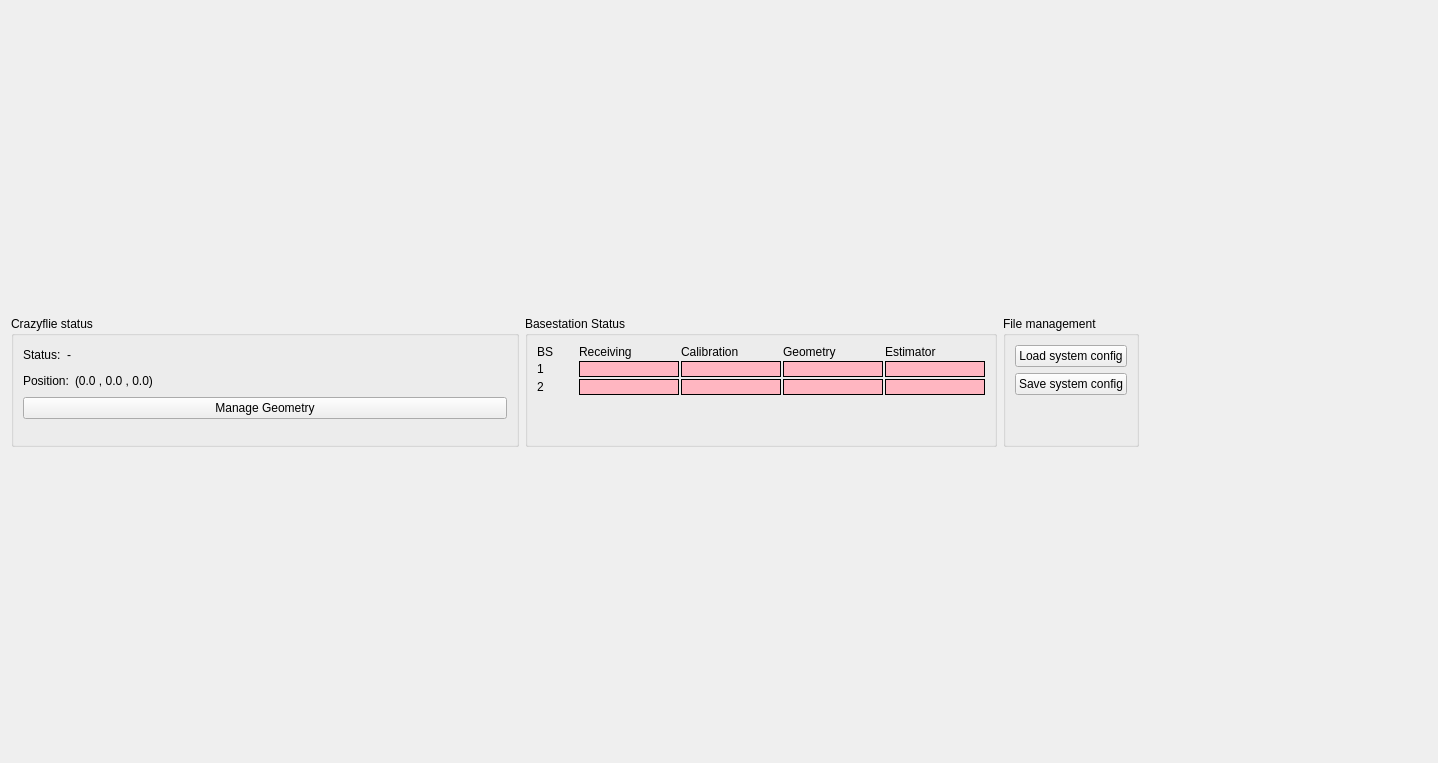
This is src/cfclient/ui/tabs/lighthouse_tab.ui in bitcraze/crazyflie-clients-python as Qt 5 draws it before an edit. The edited form follows.
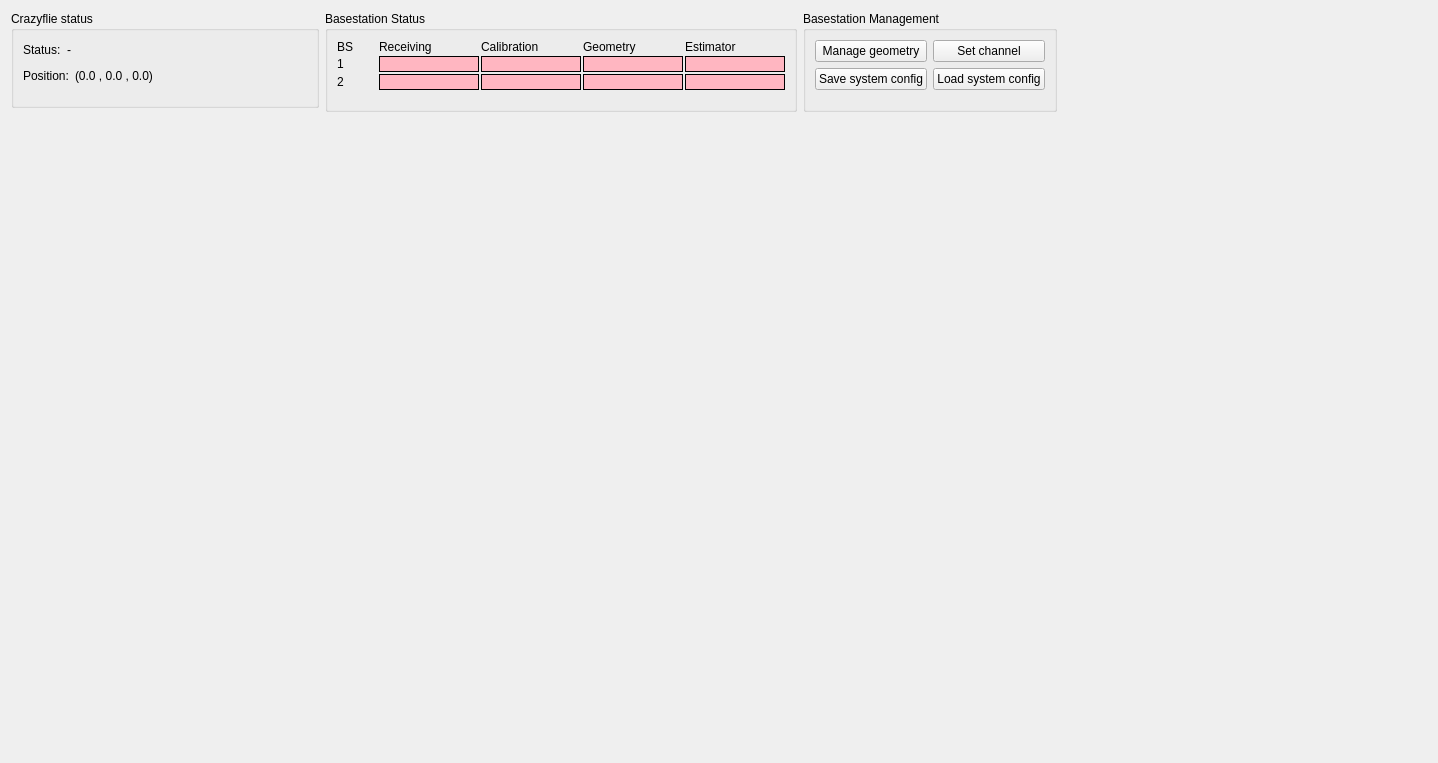
This is the edited form.

Commit message: #468 added basestation channel config dialog and some cleanup

```diff
--- a/src/cfclient/ui/tabs/lighthouse_tab.ui
+++ b/src/cfclient/ui/tabs/lighthouse_tab.ui
@@ -30,6 +30,8 @@
           <enum>QLayout::SetDefaultConstraint</enum>
          </property>
          <item>
+          <layout class="QVBoxLayout" name="verticalLayout_7">
+           <item alignment="Qt::AlignTop">
           <widget class="QGroupBox" name="groupBox_4">
            <property name="sizePolicy">
             <sizepolicy hsizetype="Maximum" vsizetype="Maximum">
@@ -70,13 +72,16 @@
                     </property>
                     <property name="minimumSize">
                      <size>
-                      <width>400</width>
+                        <width>200</width>
                       <height>0</height>
                      </size>
                     </property>
                     <property name="text">
                      <string>-</string>
                     </property>
+                      <property name="wordWrap">
+                       <bool>true</bool>
+                      </property>
                    </widget>
                   </item>
                   <item>
@@ -134,13 +139,6 @@
                   </item>
                  </layout>
                 </item>
-                <item>
-                 <widget class="QPushButton" name="_manage_estimate_geometry_button">
-                  <property name="text">
-                   <string>Manage Geometry</string>
-                  </property>
-                 </widget>
-                </item>
                 <item>
                  <spacer name="verticalSpacer_4">
                   <property name="orientation">
@@ -149,7 +147,7 @@
                   <property name="sizeHint" stdset="0">
                    <size>
                     <width>20</width>
-                    <height>40</height>
+                      <height>10</height>
                    </size>
                   </property>
                  </spacer>
@@ -161,7 +159,11 @@
            </layout>
           </widget>
          </item>
+          </layout>
+         </item>
          <item>
+          <layout class="QVBoxLayout" name="verticalLayout_9">
+           <item alignment="Qt::AlignTop">
           <widget class="QGroupBox" name="groupBox_2">
            <property name="enabled">
             <bool>true</bool>
@@ -384,7 +386,7 @@
                       <property name="sizeHint" stdset="0">
                        <size>
                         <width>20</width>
-                        <height>40</height>
+                          <height>10</height>
                        </size>
                       </property>
                      </spacer>
@@ -400,7 +402,11 @@
            </layout>
           </widget>
          </item>
+          </layout>
+         </item>
          <item>
+          <layout class="QVBoxLayout" name="verticalLayout_10">
+           <item alignment="Qt::AlignTop">
           <widget class="QGroupBox" name="groupBox">
            <property name="sizePolicy">
             <sizepolicy hsizetype="Maximum" vsizetype="Maximum">
@@ -409,18 +415,31 @@
             </sizepolicy>
            </property>
            <property name="title">
-            <string>File management</string>
+              <string>Basestation Management</string>
            </property>
            <layout class="QVBoxLayout" name="verticalLayout">
             <item>
              <layout class="QVBoxLayout" name="verticalLayout_4" stretch="0,0,0">
               <item>
-               <widget class="QPushButton" name="_load_sys_config_button">
+                 <layout class="QHBoxLayout" name="horizontalLayout_6">
+                  <item>
+                   <widget class="QPushButton" name="_manage_estimate_geometry_button">
                 <property name="text">
-                 <string>Load system config</string>
+                     <string>Manage geometry</string>
                 </property>
                </widget>
               </item>
+                  <item>
+                   <widget class="QPushButton" name="_manage_basestation_mode_button">
+                    <property name="text">
+                     <string>Set channel</string>
+                    </property>
+                   </widget>
+                  </item>
+                 </layout>
+                </item>
+                <item>
+                 <layout class="QHBoxLayout" name="horizontalLayout_9">
               <item>
                <widget class="QPushButton" name="_save_sys_config_button">
                 <property name="text">
@@ -429,6 +448,15 @@
                </widget>
               </item>
               <item>
+                   <widget class="QPushButton" name="_load_sys_config_button">
+                    <property name="text">
+                     <string>Load system config</string>
+                    </property>
+                   </widget>
+                  </item>
+                 </layout>
+                </item>
+                <item>
                <spacer name="verticalSpacer_2">
                 <property name="orientation">
                  <enum>Qt::Vertical</enum>
@@ -436,7 +464,7 @@
                 <property name="sizeHint" stdset="0">
                  <size>
                   <width>20</width>
-                  <height>40</height>
+                    <height>10</height>
                  </size>
                 </property>
                </spacer>
@@ -445,6 +473,8 @@
             </item>
            </layout>
           </widget>
+           </item>
+          </layout>
          </item>
          <item>
           <spacer name="horizontalSpacer_2">
```
Lines whose indentation alone changed are shown as unchanged. The commit also changes 5 other files.
